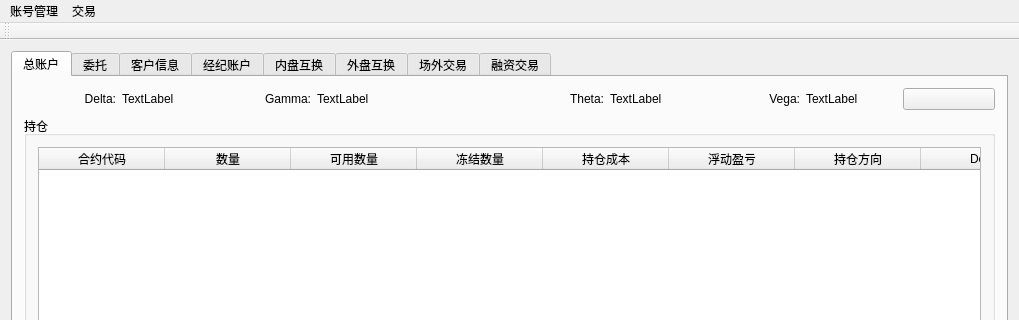
Dalizi/otc_platform, file mainwindow.ui: the form before one commit; both pictures show x 0 to 1019 and y 0 to 320 of the 1019 by 667 pixel window.
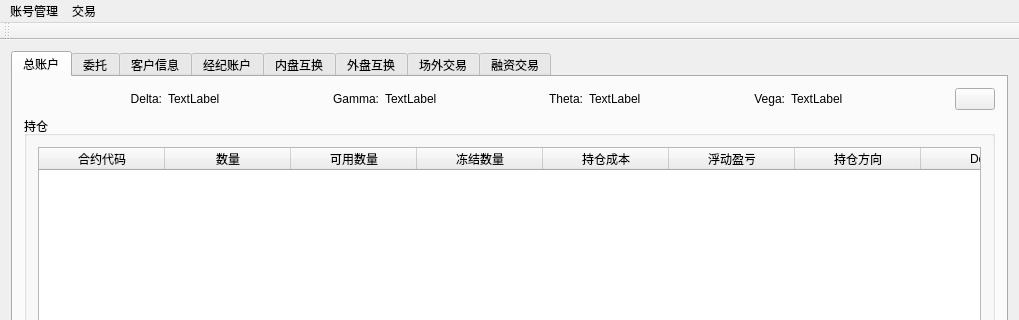
The form after the commit. Icons and pictures are not drawn.

What changed in the file:
```diff
--- a/mainwindow.ui
+++ b/mainwindow.ui
@@ -23,9 +23,15 @@
    <layout class="QVBoxLayout" name="verticalLayout">
     <item>
      <widget class="QTabWidget" name="tabWidget">
+      <property name="enabled">
+       <bool>true</bool>
+      </property>
       <property name="currentIndex">
        <number>0</number>
       </property>
+      <property name="movable">
+       <bool>false</bool>
+      </property>
       <widget class="QWidget" name="tab">
        <property name="sizePolicy">
         <sizepolicy hsizetype="Expanding" vsizetype="Expanding">
@@ -36,8 +42,33 @@
        <attribute name="title">
         <string>总账户</string>
        </attribute>
-       <layout class="QGridLayout" name="gridLayout_2">
-        <item row="0" column="1">
+       <layout class="QVBoxLayout" name="verticalLayout_6">
+        <item>
+         <layout class="QHBoxLayout" name="horizontalLayout_5">
+          <item>
+           <spacer name="horizontalSpacer_7">
+            <property name="orientation">
+             <enum>Qt::Horizontal</enum>
+            </property>
+            <property name="sizeHint" stdset="0">
+             <size>
+              <width>40</width>
+              <height>20</height>
+             </size>
+            </property>
+           </spacer>
+          </item>
+          <item>
+           <widget class="QLabel" name="label">
+            <property name="text">
+             <string>Delta:</string>
+            </property>
+            <property name="alignment">
+             <set>Qt::AlignRight|Qt::AlignTrailing|Qt::AlignVCenter</set>
+            </property>
+           </widget>
+          </item>
+          <item>
          <widget class="QLabel" name="deltaLabel">
           <property name="text">
            <string>TextLabel</string>
@@ -47,7 +78,20 @@
           </property>
          </widget>
         </item>
-        <item row="0" column="2">
+          <item>
+           <spacer name="horizontalSpacer_4">
+            <property name="orientation">
+             <enum>Qt::Horizontal</enum>
+            </property>
+            <property name="sizeHint" stdset="0">
+             <size>
+              <width>40</width>
+              <height>20</height>
+             </size>
+            </property>
+           </spacer>
+          </item>
+          <item>
          <widget class="QLabel" name="label_3">
           <property name="text">
            <string>Gamma:</string>
@@ -57,7 +101,27 @@
           </property>
          </widget>
         </item>
-        <item row="0" column="5">
+          <item>
+           <widget class="QLabel" name="gammaLabel">
+            <property name="text">
+             <string>TextLabel</string>
+            </property>
+           </widget>
+          </item>
+          <item>
+           <spacer name="horizontalSpacer_5">
+            <property name="orientation">
+             <enum>Qt::Horizontal</enum>
+            </property>
+            <property name="sizeHint" stdset="0">
+             <size>
+              <width>40</width>
+              <height>20</height>
+             </size>
+            </property>
+           </spacer>
+          </item>
+          <item>
          <widget class="QLabel" name="label_5">
           <property name="text">
            <string>Theta:</string>
@@ -67,14 +131,27 @@
           </property>
          </widget>
         </item>
-        <item row="0" column="6">
+          <item>
          <widget class="QLabel" name="thetaLabel">
           <property name="text">
            <string>TextLabel</string>
           </property>
          </widget>
         </item>
-        <item row="0" column="7">
+          <item>
+           <spacer name="horizontalSpacer_6">
+            <property name="orientation">
+             <enum>Qt::Horizontal</enum>
+            </property>
+            <property name="sizeHint" stdset="0">
+             <size>
+              <width>40</width>
+              <height>20</height>
+             </size>
+            </property>
+           </spacer>
+          </item>
+          <item>
          <widget class="QLabel" name="label_7">
           <property name="text">
            <string>Vega:</string>
@@ -84,31 +161,27 @@
           </property>
          </widget>
         </item>
-        <item row="0" column="8">
+          <item>
          <widget class="QLabel" name="vegaLabel">
           <property name="text">
            <string>TextLabel</string>
           </property>
          </widget>
         </item>
-        <item row="0" column="0">
-         <widget class="QLabel" name="label">
-          <property name="text">
-           <string>Delta:</string>
-          </property>
-          <property name="alignment">
-           <set>Qt::AlignRight|Qt::AlignTrailing|Qt::AlignVCenter</set>
-          </property>
-         </widget>
-        </item>
-        <item row="0" column="3">
-         <widget class="QLabel" name="gammaLabel">
-          <property name="text">
-           <string>TextLabel</string>
-          </property>
-         </widget>
-        </item>
-        <item row="0" column="9">
+          <item>
+           <spacer name="horizontalSpacer_3">
+            <property name="orientation">
+             <enum>Qt::Horizontal</enum>
+            </property>
+            <property name="sizeHint" stdset="0">
+             <size>
+              <width>40</width>
+              <height>20</height>
+             </size>
+            </property>
+           </spacer>
+          </item>
+          <item>
          <widget class="QPushButton" name="refreshPushButton_1">
           <property name="text">
            <string/>
@@ -119,7 +192,9 @@
           </property>
          </widget>
         </item>
-        <item row="1" column="0" colspan="10">
+         </layout>
+        </item>
+        <item>
          <widget class="QGroupBox" name="groupBox_6">
           <property name="sizePolicy">
            <sizepolicy hsizetype="Expanding" vsizetype="Expanding">
@@ -130,8 +205,8 @@
           <property name="title">
            <string>持仓</string>
           </property>
-          <layout class="QGridLayout" name="gridLayout_3">
-           <item row="0" column="0">
+          <layout class="QVBoxLayout" name="verticalLayout_5">
+           <item>
             <widget class="QTableWidget" name="mainAccountPositionTableWidget">
              <property name="editTriggers">
               <set>QAbstractItemView::NoEditTriggers</set>
@@ -211,7 +286,7 @@
           </layout>
          </widget>
         </item>
-        <item row="2" column="0" colspan="10">
+        <item>
          <widget class="QGroupBox" name="groupBox_7">
           <property name="sizePolicy">
            <sizepolicy hsizetype="Expanding" vsizetype="Expanding">
@@ -498,6 +573,9 @@
         </item>
         <item>
          <widget class="QGroupBox" name="groupBox_2">
+          <property name="enabled">
+           <bool>true</bool>
+          </property>
           <property name="title">
            <string>抵押品</string>
           </property>
@@ -548,7 +626,7 @@
               <bool>false</bool>
              </attribute>
              <attribute name="horizontalHeaderDefaultSectionSize">
-              <number>119</number>
+              <number>174</number>
              </attribute>
              <attribute name="verticalHeaderDefaultSectionSize">
               <number>20</number>
@@ -637,41 +715,55 @@
        <attribute name="title">
         <string>场外交易</string>
        </attribute>
-       <layout class="QGridLayout" name="gridLayout">
-        <item row="0" column="0">
+       <layout class="QVBoxLayout" name="verticalLayout_4">
+        <item>
          <layout class="QHBoxLayout" name="horizontalLayout">
           <item>
-           <layout class="QVBoxLayout" name="verticalLayout_5">
+           <widget class="QLabel" name="label_2">
+            <property name="text">
+             <string>选择客户：</string>
+            </property>
+           </widget>
+          </item>
+          <item>
+           <widget class="QComboBox" name="selectClientComboBox">
+            <property name="editable">
+             <bool>true</bool>
+            </property>
+           </widget>
+          </item>
+          <item>
+           <spacer name="horizontalSpacer_2">
+            <property name="orientation">
+             <enum>Qt::Horizontal</enum>
+            </property>
+            <property name="sizeHint" stdset="0">
+             <size>
+              <width>40</width>
+              <height>20</height>
+             </size>
+            </property>
+           </spacer>
+          </item>
+          <item>
+           <widget class="QPushButton" name="refreshPushButton">
+            <property name="text">
+             <string/>
+            </property>
+            <property name="icon">
+             <iconset resource="otc_platform.qrc">
+              <normaloff>:/refresh.png</normaloff>:/refresh.png</iconset>
+            </property>
+           </widget>
+          </item>
+         </layout>
+        </item>
             <item>
              <widget class="QGroupBox" name="groupBox_4">
               <property name="title">
                <string>委托</string>
               </property>
               <layout class="QGridLayout" name="gridLayout_5">
-               <item row="0" column="1">
-                <widget class="QPushButton" name="refreshPushButton">
-                 <property name="text">
-                  <string/>
-                 </property>
-                 <property name="icon">
-                  <iconset resource="otc_platform.qrc">
-                   <normaloff>:/refresh.png</normaloff>:/refresh.png</iconset>
-                 </property>
-                </widget>
-               </item>
-               <item row="0" column="0">
-                <spacer name="horizontalSpacer_2">
-                 <property name="orientation">
-                  <enum>Qt::Horizontal</enum>
-                 </property>
-                 <property name="sizeHint" stdset="0">
-                  <size>
-                   <width>40</width>
-                   <height>20</height>
-                  </size>
-                 </property>
-                </spacer>
-               </item>
                <item row="1" column="0" colspan="2">
                 <widget class="QTableWidget" name="transactionTableWidget">
                  <property name="editTriggers">
@@ -779,10 +871,6 @@
                </item>
               </layout>
              </widget>
-            </item>
-           </layout>
-          </item>
-         </layout>
         </item>
        </layout>
       </widget>
```
Lines whose indentation alone changed are shown as unchanged.
